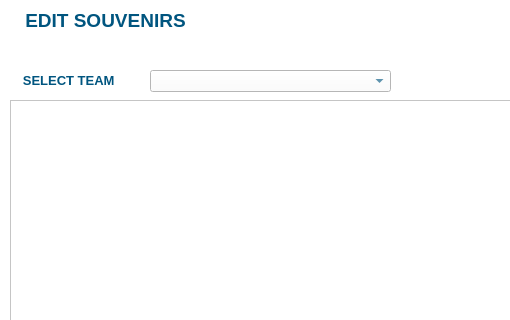
Qt form StadiumTourProject/mainwindow.ui (joeyCampbelll/CS1D-Project-2) before a commit; both pictures show x 0 to 510 and y 0 to 320 of the 798 by 539 pixel window.
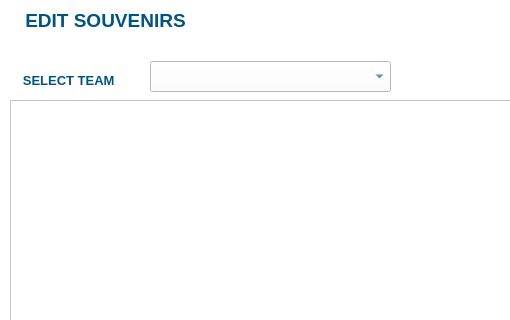
The same form after that commit. The open tabs and pages were chosen to show the change. Icons and pictures are not drawn.

What changed in the file:
```diff
--- a/StadiumTourProject/mainwindow.ui
+++ b/StadiumTourProject/mainwindow.ui
@@ -2446,9 +2446,9 @@
       <property name="geometry">
        <rect>
         <x>150</x>
-        <y>70</y>
+        <y>61</y>
         <width>241</width>
-        <height>22</height>
+        <height>31</height>
        </rect>
       </property>
       <property name="font">
```
Left out of the diff: 6 changed lines with no effect on the pictures.
